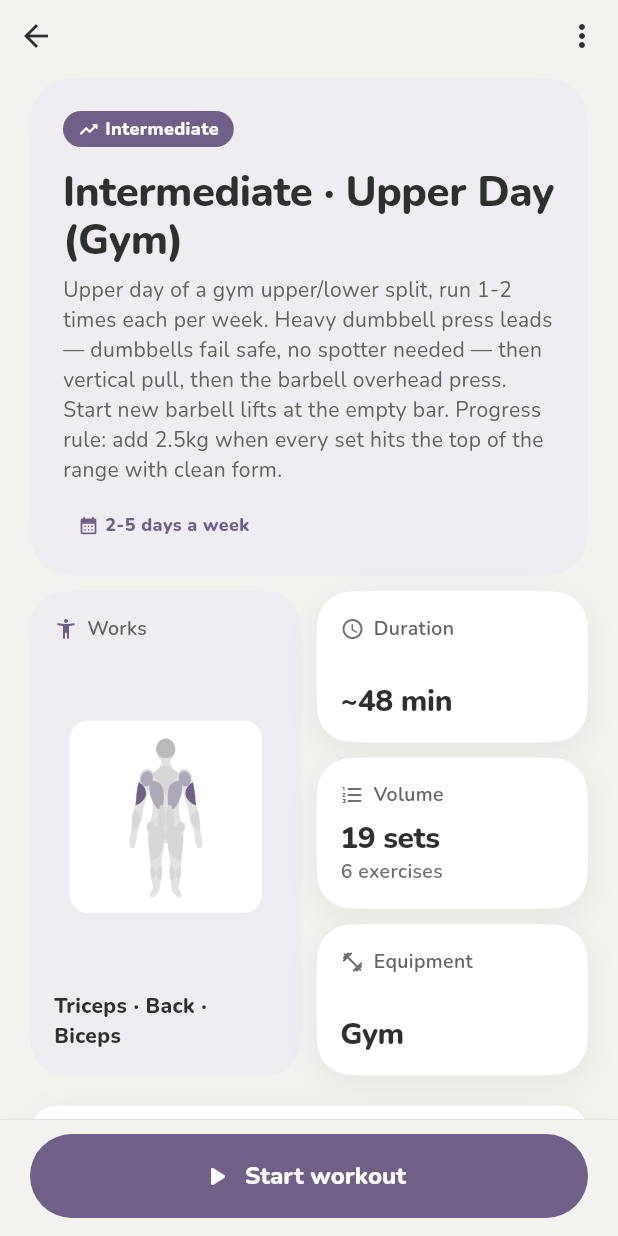
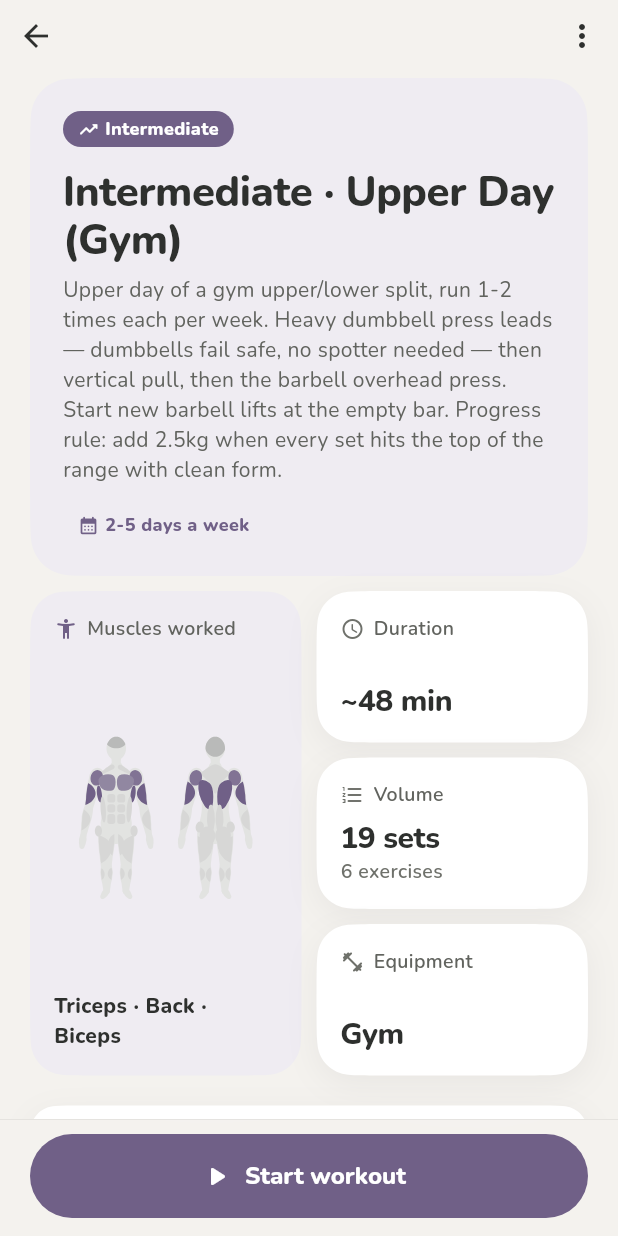
Before and after one commit to DanieleZ18/ironpath, a Flutter app: the RootShell screen opened directly, after a tap on "Intermediate", on a phone screen of 412 x 824 dp. Run offline on Flutter 3.47's test engine with Material 3 defaults, Android fonts, the phone set to English and light mode, and no system bars; our stand-ins replace dynamic_color, shared_preferences, wakelock_plus; missing offline and left inert: home_widget; accounts and stored records are empty; statements that could not run were skipped.

Commit message:
UI polish: touch targets, choice contrast, muscle maps, clearer copy
- Workout: the kg / reps − and + buttons keep their 42 px disc but get a
  48 px hit area (the platform minimum), without narrowing the field.
- Choice tiles: the empty ring now reads at 3:1 against the card, and
  tiles announce their selected state to screen readers.
- Plan editor: move up / move down / remove buttons are labelled.
- History: whole hours read "6 h" / "6小时" instead of "6 h 0 min".
- Exercise sheet and plan detail: the muscle tile shows front and back
  (so glutes and hamstrings light up), scaled to fill the tile.
- Copy: "Works" becomes "Muscles worked"; onboarding's level options
  say what each level means, since the question asks how long you have
  been training.

Co-Authored-By: Claude Opus 5.5 <noreply@anthropic.com>

```diff
--- a/lib/l10n.dart
+++ b/lib/l10n.dart
@@ -149,6 +149,9 @@ const Map<String, Map<String, String>> _dict = {
     'swapTo': 'Swap to {n}',
     'olderDeloadHint':
         'At 55+, consider a deload week every 4-6 weeks. Rest times in this app already include +30s.',
+    'obLevel1Sub': 'New to lifting, or back after a long break',
+    'obLevel2Sub': 'Training regularly for 6 months or more',
+    'obLevel3Sub': 'Years of steady training; the main lifts feel familiar',
     'obEqNone': 'Nothing — bodyweight only',
     'obEqDumbbell': 'Adjustable dumbbells',
     'obEqGym': 'Full gym access',
@@ -181,6 +184,9 @@ const Map<String, Map<String, String>> _dict = {
     'exerciseProgress': 'Exercise {n}',
     'target': 'Target',
     'delete': 'Delete',
+    'moveUp': 'Move up',
+    'moveDown': 'Move down',
+    'removeFromPlan': 'Remove from plan',
     'undo': 'Undo',
     'logDeleted': 'Workout deleted',
     'done': 'Done',
@@ -204,7 +210,7 @@ const Map<String, Map<String, String>> _dict = {
     'sessionsN': '{n} workouts',
     'sessionsOne': '1 workout',
     'totalTime': 'Total time',
-    'muscleFocus': 'Works',
+    'muscleFocus': 'Muscles worked',
     'volume': 'Volume',
     'setsN': '{n} sets',
     'equipment': 'Equipment',
@@ -365,6 +371,9 @@ const Map<String, Map<String, String>> _dict = {
     'warnIssue': '注意：{n}',
     'swapTo': '换成{n}',
     'olderDeloadHint': '55 岁以上：建议每 4-6 周安排一次减载周；本 App 的组间休息已自动为你延长 30 秒。',
+    'obLevel1Sub': '刚开始练，或停练很久后重新开始',
+    'obLevel2Sub': '规律训练半年以上',
+    'obLevel3Sub': '稳定训练多年，主要动作都很熟',
     'obEqNone': '都没有——徒手为主',
     'obEqDumbbell': '可调哑铃',
     'obEqGym': '健身房（杠铃/器械）',
@@ -397,6 +406,9 @@ const Map<String, Map<String, String>> _dict = {
     'exerciseProgress': '动作 {n}',
     'target': '目标',
     'delete': '删除',
+    'moveUp': '上移',
+    'moveDown': '下移',
+    'removeFromPlan': '从计划中移除',
     'undo': '撤销',
     'logDeleted': '已删除这次训练',
     'done': '完成',
--- a/lib/screens/onboarding_screen.dart
+++ b/lib/screens/onboarding_screen.dart
@@ -174,6 +174,9 @@ class _OnboardingPageState extends State<OnboardingPage> {
                                           2 => 'intermediate',
                                           _ => 'advanced',
                                         }),
+                                        // the question asks how long; the
+                                        // level names alone don't answer it
+                                        subtitle: L10n.t('obLevel${tier}Sub'),
                                         icon: tierIcon(tier),
                                         color: Iron.tier(tier),
                                         selected: _tier == tier,
@@ -336,11 +339,13 @@ class _OnboardingPageState extends State<OnboardingPage> {
     required VoidCallback onTap,
     required IconData icon,
     required Color color,
+    String? subtitle,
   }) {
     return Padding(
       padding: const EdgeInsets.only(bottom: 10),
       child: ChoiceTile(
         label: label,
+        subtitle: subtitle,
         icon: icon,
         color: color,
         selected: selected,
--- a/lib/screens/plan_detail.dart
+++ b/lib/screens/plan_detail.dart
@@ -294,16 +294,23 @@ class _PlanDetailPageState extends State<PlanDetailPage> {
           BentoLabel(L10n.t('muscleFocus'),
               icon: Icons.accessibility_new_rounded, hue: hue),
           const SizedBox(height: 10),
-          const Spacer(),
-          Center(
-            child: MuscleGlyph(
-                muscles: ranked,
-                color: hue,
-                size: 128,
-                onTint: true,
-                radius: Iron.inner(Iron.rL, 16)),
+          // front and back, shaded by how much of the plan hits each
+          // muscle, grown to fill the tile the stats beside it make tall
+          Expanded(
+            child: Center(
+              child: FittedBox(
+                child: MuscleMap(
+                  sets: {
+                    for (final e in score.entries) e.key: e.value.toDouble()
+                  },
+                  full: ranked.isEmpty ? 1 : score[ranked.first]!.toDouble(),
+                  color: hue,
+                  height: 110,
+                  onTint: true,
+                ),
+              ),
+            ),
           ),
-          const Spacer(),
           const SizedBox(height: 10),
           Text(ranked.take(3).map(L10n.muscle).join(' · '),
               style: Iron.body(14, weight: FontWeight.w800)),
--- a/lib/screens/plan_editor.dart
+++ b/lib/screens/plan_editor.dart
@@ -253,16 +253,19 @@ class _PlanEditorPageState extends State<PlanEditorPage> {
               IconButton(
                 visualDensity: VisualDensity.compact,
                 icon: const Icon(Icons.keyboard_arrow_up_rounded),
+                tooltip: L10n.t('moveUp'),
                 onPressed: i == 0 ? null : () => _move(i, -1),
               ),
               IconButton(
                 visualDensity: VisualDensity.compact,
                 icon: const Icon(Icons.keyboard_arrow_down_rounded),
+                tooltip: L10n.t('moveDown'),
                 onPressed: i == _items.length - 1 ? null : () => _move(i, 1),
               ),
               IconButton(
                 visualDensity: VisualDensity.compact,
                 icon: const Icon(Icons.close_rounded),
+                tooltip: L10n.t('removeFromPlan'),
                 onPressed: () => setState(() => _items.removeAt(i)),
               ),
             ],
--- a/lib/utils.dart
+++ b/lib/utils.dart
@@ -51,8 +51,9 @@ String fmtMonthDay(DateTime d) => '${d.month}/${d.day}';
 String fmtHoursMinutes(int seconds, bool zh) {
   final h = seconds ~/ 3600;
   final m = (seconds % 3600) ~/ 60;
-  if (zh) return h == 0 ? '$m分钟' : '$h小时$m分';
-  return h == 0 ? '$m min' : '$h h $m min';
+  // whole hours drop the "0 min" tail: "6 h", not "6 h 0 min"
+  if (zh) return h == 0 ? '$m分钟' : (m == 0 ? '$h小时' : '$h小时$m分');
+  return h == 0 ? '$m min' : (m == 0 ? '$h h' : '$h h $m min');
 }
 
 /// One-character (zh) or three-letter (en) weekday label, Monday = 1.
```
Also changed, not shown: lib/screens/exercise_detail_screen.dart (+17 -8 lines), lib/screens/session_screen.dart (+12 -2 lines), lib/theme.dart (+9 -3 lines).
